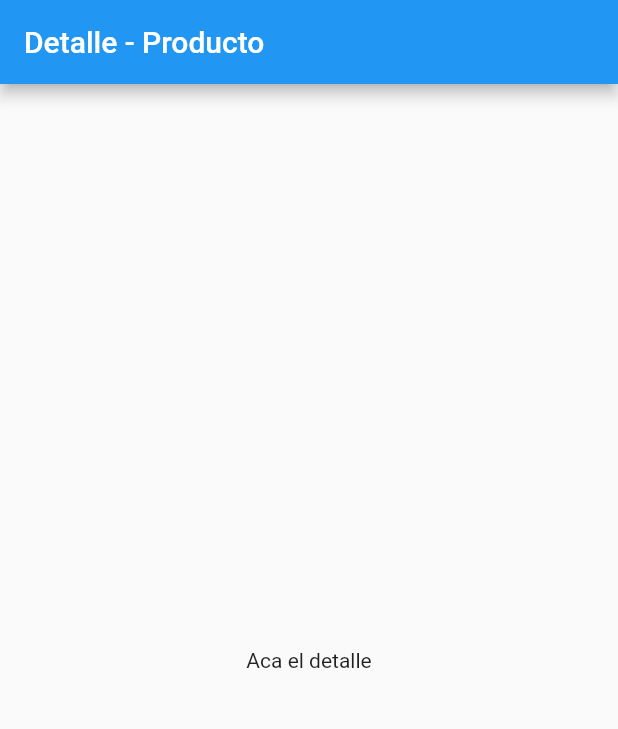
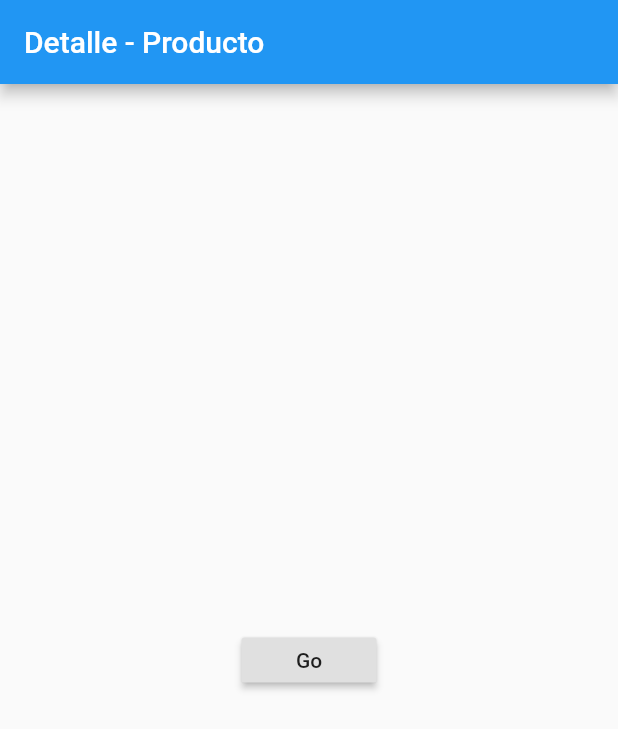
Before and after one commit to pricehunter/ui_pricehunter_app, a Flutter app: the screen it shows after launch, on a phone screen of 412 x 824 dp. Shown: the top 729 px of the screen. Run offline on Flutter 3.47's test engine with Material 2 defaults, Android fonts, the phone set to English and light mode, and no system bars.

```diff
--- a/lib/main.dart
+++ b/lib/main.dart
@@ -1,4 +1,5 @@
 import 'package:flutter/material.dart';
+import 'package:url_launcher/url_launcher.dart';
 
 void main() => runApp(MyApp());
 
@@ -13,10 +14,24 @@ class MyApp extends StatelessWidget {
         ),
         body: Center(
           child: Container(
-            child: Text('Aca el detalle'),
+            height: 30,
+            width: 90,
+            child: RaisedButton(
+              onPressed: _launchURL,
+              child: Text('Go'),
+            ),
           ),
         ),
       ),
     );
   }
 }
+
+_launchURL() async {
+  const url = 'https://listado.mercadolibre.com.ar/chromecast#D[A:chromecast]';
+  if (await canLaunch(url)) {
+    await launch(url);
+  } else {
+    throw 'Could not launch $url';
+  }
+}
--- a/pubspec.yaml
+++ b/pubspec.yaml
@@ -26,7 +26,7 @@ dependencies:
   http: ^0.12.1
   charts_flutter: ^0.9.0
 
-
+  url_launcher: 5.4.5
 
   # The following adds the Cupertino Icons font to your application.
   # Use with the CupertinoIcons class for iOS style icons.
```
